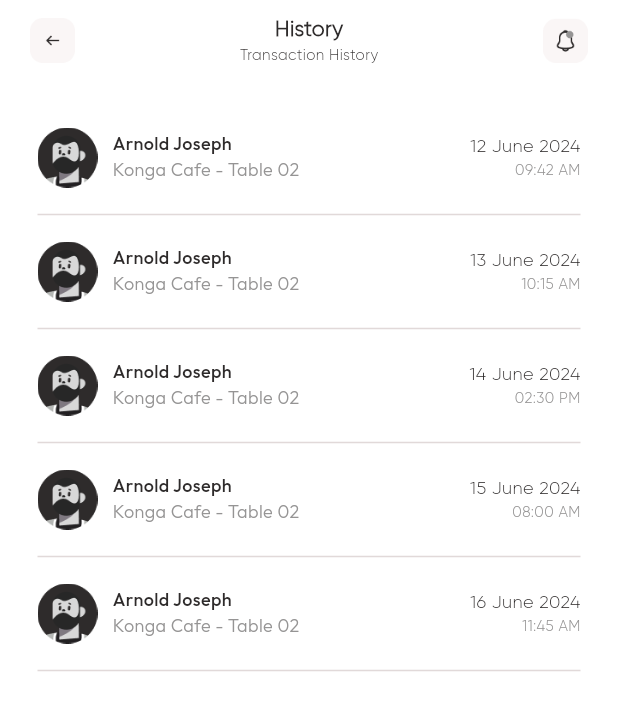
After one commit to erixiey/mrow.id, a Flutter app: the ProfileScreen screen opened by its route, after a tap on "History", on a phone screen of 412 x 824 dp. The commit adds this screen. Shown: the top 710 px of the screen. Run offline on Flutter 3.47's test engine with Material 3 defaults, Android fonts, the phone set to English and light mode, and no system bars; our stand-ins replace flutter_slidable, get, image_picker, showcaseview.

Commit message:
adding history screen

```diff
--- /dev/null
+++ b/lib/screens/history_screen.dart
@@ -0,0 +1,395 @@
+import 'package:flutter/material.dart';
+import 'package:get/get.dart';
+import 'package:mrowid/colors/color.dart';
+
+class HistoryScreen extends StatelessWidget {
+  const HistoryScreen({super.key});
+
+  @override
+  Widget build(BuildContext context) {
+    return Scaffold(
+      backgroundColor: AppColors.whiteff,
+      body: SafeArea(
+        child: SingleChildScrollView(
+          child: Column(
+            crossAxisAlignment: CrossAxisAlignment.start,
+            children: [
+              Container(
+                color: AppColors.whiteff,
+                padding: const EdgeInsets.fromLTRB(20, 10, 20, 15),
+                child: Row(
+                  mainAxisAlignment: MainAxisAlignment.spaceBetween,
+                  children: [
+                    GestureDetector(
+                      onTap: () => Get.back(),
+                      child: Image.asset(
+                        'assets/icons/back.png',
+                        width: 30,
+                        height: 30,
+                      ),
+                    ),
+                    Column(
+                      mainAxisAlignment: MainAxisAlignment.center,
+                      children: [
+                        Text(
+                          'History',
+                          style: TextStyle(
+                            fontFamily: 'Gilroy',
+                            fontSize: 14,
+                            fontWeight: FontWeight.bold,
+                            color: AppColors.black2b,
+                          ),
+                        ),
+                        Text(
+                          'Transaction History',
+                          style: TextStyle(
+                            fontFamily: 'Gilroy',
+                            fontSize: 10,
+                            fontWeight: FontWeight.w500,
+                            color: AppColors.black2b,
+                          ),
+                        ),
+                      ],
+                    ),
+                    Image.asset(
+                      'assets/icons/notifikasi.png',
+                      width: 30,
+                      height: 30,
+                    ),
+                  ],
+                ),
+              ),
+              const SizedBox(height: 26),
+              Padding(
+                padding: const EdgeInsets.symmetric(horizontal: 25),
+                child: Column(
+                  children: [
+                    Row(
+                      children: [
+                        Image.asset(
+                          'assets/icons/avatar.png',
+                          width: 40,
+                          height: 40,
+                        ),
+                        const SizedBox(width: 10),
+                        Expanded(
+                          child: Column(
+                            crossAxisAlignment: CrossAxisAlignment.start,
+                            children: [
+                              Text(
+                                'Arnold Joseph',
+                                style: TextStyle(
+                                  fontFamily: 'Outfit',
+                                  fontSize: 12,
+                                  fontWeight: FontWeight.w500,
+                                  color: AppColors.black2b,
+                                ),
+                              ),
+                              Text(
+                                'Konga Cafe - Table 02',
+                                style: TextStyle(
+                                  fontFamily: 'Outfit',
+                                  fontSize: 12,
+                                  fontWeight: FontWeight.w300,
+                                  color: AppColors.gray94,
+                                ),
+                              ),
+                            ],
+                          ),
+                        ),
+                        Column(
+                          crossAxisAlignment: CrossAxisAlignment.end,
+                          children: [
+                            Text(
+                              '12 June 2024',
+                              style: TextStyle(
+                                fontFamily: 'Gilroy',
+                                fontSize: 12,
+                                fontWeight: FontWeight.w400,
+                                color: AppColors.black2b,
+                              ),
+                            ),
+                            Text(
+                              '09:42 AM',
+                              style: TextStyle(
+                                fontFamily: 'Gilroy',
+                                fontSize: 10,
+                                fontWeight: FontWeight.w400,
+                                color: AppColors.gray94,
+                              ),
+                            ),
+                          ],
+                        ),
+                      ],
+                    ),
+                    const SizedBox(height: 10),
+                    Divider(
+                      color: AppColors.grayd9,
+                      thickness: 1,
+                    ),
+                    const SizedBox(height: 10),
+                    Row(
+                      children: [
+                        Image.asset(
+                          'assets/icons/avatar.png',
+                          width: 40,
+                          height: 40,
+                        ),
+                        const SizedBox(width: 10),
+                        Expanded(
+                          child: Column(
+                            crossAxisAlignment: CrossAxisAlignment.start,
+                            children: [
+                              Text(
+                                'Arnold Joseph',
+                                style: TextStyle(
+                                  fontFamily: 'Outfit',
+                                  fontSize: 12,
+                                  fontWeight: FontWeight.w500,
+                                  color: AppColors.black2b,
+                                ),
+                              ),
+                              Text(
+                                'Konga Cafe - Table 02',
+                                style: TextStyle(
+                                  fontFamily: 'Outfit',
+                                  fontSize: 12,
+                                  fontWeight: FontWeight.w300,
+                                  color: AppColors.gray94,
+                                ),
+                              ),
+                            ],
+                          ),
+                        ),
+                        Column(
+                          crossAxisAlignment: CrossAxisAlignment.end,
+                          children: [
+                            Text(
+                              '13 June 2024',
+                              style: TextStyle(
+                                fontFamily: 'Gilroy',
+                                fontSize: 12,
+                                fontWeight: FontWeight.w400,
+                                color: AppColors.black2b,
+                              ),
+                            ),
+                            Text(
+                              '10:15 AM',
+                              style: TextStyle(
+                                fontFamily: 'Gilroy',
+                                fontSize: 10,
+                                fontWeight: FontWeight.w400,
+                                color: AppColors.gray94,
+                              ),
+                            ),
+                          ],
+                        ),
+                      ],
+                    ),
+                    const SizedBox(height: 10),
+                    Divider(
+                      color: AppColors.grayd9,
+                      thickness: 1,
+                    ),
+                    const SizedBox(height: 10),
+                    Row(
+                      children: [
+                        Image.asset(
+                          'assets/icons/avatar.png',
+                          width: 40,
+                          height: 40,
+                        ),
+                        const SizedBox(width: 10),
+                        Expanded(
+                          child: Column(
+                            crossAxisAlignment: CrossAxisAlignment.start,
+                            children: [
+                              Text(
+                                'Arnold Joseph',
+                                style: TextStyle(
+                                  fontFamily: 'Outfit',
+                                  fontSize: 12,
+                                  fontWeight: FontWeight.w500,
+                                  color: AppColors.black2b,
+                                ),
+                              ),
+                              Text(
+                                'Konga Cafe - Table 02',
+                                style: TextStyle(
+                                  fontFamily: 'Outfit',
+                                  fontSize: 12,
+                                  fontWeight: FontWeight.w300,
+                                  color: AppColors.gray94,
+                                ),
+                              ),
+                            ],
+                          ),
+                        ),
+                        Column(
+                          crossAxisAlignment: CrossAxisAlignment.end,
+                          children: [
+                            Text(
+                              '14 June 2024',
+                              style: TextStyle(
+                                fontFamily: 'Gilroy',
+                                fontSize: 12,
+                                fontWeight: FontWeight.w400,
+                                color: AppColors.black2b,
+                              ),
+                            ),
+                            Text(
+                              '02:30 PM',
+                              style: TextStyle(
+                                fontFamily: 'Gilroy',
+                                fontSize: 10,
+                                fontWeight: FontWeight.w400,
+                                color: AppColors.gray94,
+                              ),
+                            ),
+                          ],
+                        ),
+                      ],
+                    ),
+                    const SizedBox(height: 10),
+                    Divider(
+                      color: AppColors.grayd9,
+                      thickness: 1,
+                    ),
+                    const SizedBox(height: 10),
+                    Row(
+                      children: [
+                        Image.asset(
+                          'assets/icons/avatar.png',
+                          width: 40,
+                          height: 40,
+                        ),
+                        const SizedBox(width: 10),
+                        Expanded(
+                          child: Column(
+                            crossAxisAlignment: CrossAxisAlignment.start,
+                            children: [
+                              Text(
+                                'Arnold Joseph',
+                                style: TextStyle(
+                                  fontFamily: 'Outfit',
+                                  fontSize: 12,
+                                  fontWeight: FontWeight.w500,
+                                  color: AppColors.black2b,
+                                ),
+                              ),
+                              Text(
+                                'Konga Cafe - Table 02',
+                                style: TextStyle(
+                                  fontFamily: 'Outfit',
+                                  fontSize: 12,
+                                  fontWeight: FontWeight.w300,
+                                  color: AppColors.gray94,
+                                ),
+                              ),
+                            ],
+                          ),
+                        ),
+                        Column(
+                          crossAxisAlignment: CrossAxisAlignment.end,
+                          children: [
+                            Text(
+                              '15 June 2024',
+                              style: TextStyle(
+                                fontFamily: 'Gilroy',
+                                fontSize: 12,
+                                fontWeight: FontWeight.w400,
+                                color: AppColors.black2b,
+                              ),
+                            ),
+                            Text(
+                              '08:00 AM',
+                              style: TextStyle(
+                                fontFamily: 'Gilroy',
+                                fontSize: 10,
+                                fontWeight: FontWeight.w400,
+                                color: AppColors.gray94,
+                              ),
+                            ),
+                          ],
+                        ),
+                      ],
+                    ),
+                    const SizedBox(height: 10),
+                    Divider(
+                      color: AppColors.grayd9,
+                      thickness: 1,
+                    ),
+                    const SizedBox(height: 10),
+                    Row(
+                      children: [
+                        Image.asset(
+                          'assets/icons/avatar.png',
+                          width: 40,
+                          height: 40,
+                        ),
+                        const SizedBox(width: 10),
+                        Expanded(
+                          child: Column(
+                            crossAxisAlignment: CrossAxisAlignment.start,
+                            children: [
+                              Text(
+                                'Arnold Joseph',
+                                style: TextStyle(
+                                  fontFamily: 'Outfit',
+                                  fontSize: 12,
+                                  fontWeight: FontWeight.w500,
+                                  color: AppColors.black2b,
+                                ),
+                              ),
+                              Text(
+                                'Konga Cafe - Table 02',
+                                style: TextStyle(
+                                  fontFamily: 'Outfit',
+                                  fontSize: 12,
+                                  fontWeight: FontWeight.w300,
+                                  color: AppColors.gray94,
+                                ),
+                              ),
+                            ],
+                          ),
+                        ),
+                        Column(
+                          crossAxisAlignment: CrossAxisAlignment.end,
+                          children: [
+                            Text(
+                              '16 June 2024',
+                              style: TextStyle(
+                                fontFamily: 'Gilroy',
+                                fontSize: 12,
+                                fontWeight: FontWeight.w400,
+                                color: AppColors.black2b,
+                              ),
+                            ),
+                            Text(
+                              '11:45 AM',
+                              style: TextStyle(
+                                fontFamily: 'Gilroy',
+                                fontSize: 10,
+                                fontWeight: FontWeight.w400,
+                                color: AppColors.gray94,
+                              ),
+                            ),
+                          ],
+                        ),
+                      ],
+                    ),
+                    const SizedBox(height: 10),
+                    Divider(
+                      color: AppColors.grayd9,
+                      thickness: 1,
+                    ),
+                  ],
+                ),
+              ),
+            ],
+          ),
+        ),
+      ),
+    );
+  }
+}
--- a/lib/widgets/settings_list.dart
+++ b/lib/widgets/settings_list.dart
@@ -3,6 +3,7 @@
 import 'package:mrowid/screens/term_condition_screen.dart';
 import 'package:mrowid/screens/privacy_policy_screen.dart';
 import 'package:mrowid/screens/sign_in_screen.dart';
+import 'package:mrowid/screens/history_screen.dart';
 import 'package:mrowid/colors/color.dart';
 
 class SettingsList extends StatelessWidget {
@@ -14,7 +15,9 @@
       padding: const EdgeInsets.symmetric(horizontal: 25),
       child: Column(
         children: [
-          Container(
+          GestureDetector(
+            onTap: () => Get.to(() => const HistoryScreen()),
+            child: Container(
               height: 65,
               width: double.infinity,
               decoration: BoxDecoration(
@@ -64,6 +67,7 @@
                     height: 24,
                   ),
                 ],
+              ),
             ),
           ),
           const SizedBox(height: 5),
@@ -324,7 +328,7 @@
                       ),
                       TextButton(
                         onPressed: () {
-                          Get.back(); // Tutup dialog
+                          Get.back();
                           Get.snackbar(
                             'Success',
                             'You have successfully logged out',
```
Lines whose indentation alone changed are shown as unchanged.
